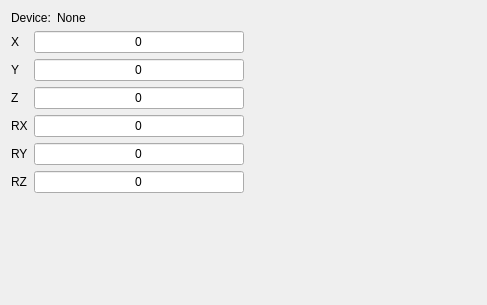
chgans/qextmouse3d, file util/mouse3dtest/mousedetails.ui: the form before one commit.
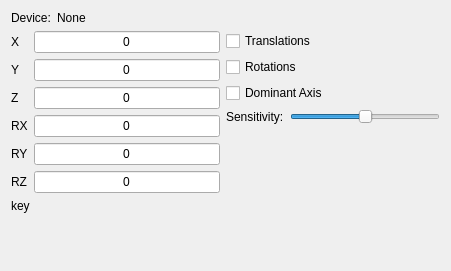
The form after the commit.

Patch:
```diff
--- a/util/mouse3dtest/mousedetails.ui
+++ b/util/mouse3dtest/mousedetails.ui
@@ -6,14 +6,14 @@
    <rect>
     <x>0</x>
     <y>0</y>
-    <width>487</width>
-    <height>305</height>
+    <width>451</width>
+    <height>271</height>
    </rect>
   </property>
   <property name="windowTitle">
    <string>3D Mouse Tester</string>
   </property>
-  <layout class="QVBoxLayout" name="verticalLayout">
+  <layout class="QVBoxLayout" name="verticalLayout_2">
    <item>
     <layout class="QHBoxLayout" name="horizontalLayout">
      <item>
@@ -39,7 +39,7 @@
     </layout>
    </item>
    <item>
-    <layout class="QHBoxLayout" name="horizontalLayout_2">
+    <layout class="QHBoxLayout" name="horizontalLayout_3">
      <item>
       <layout class="QFormLayout" name="formLayout">
        <item row="0" column="0">
@@ -165,24 +165,79 @@
       </layout>
      </item>
      <item>
-      <spacer name="horizontalSpacer">
-       <property name="orientation">
-        <enum>Qt::Horizontal</enum>
-       </property>
-       <property name="sizeHint" stdset="0">
-        <size>
-         <width>40</width>
-         <height>20</height>
-        </size>
-       </property>
-      </spacer>
+      <layout class="QVBoxLayout" name="verticalLayout">
+       <item>
+        <widget class="QCheckBox" name="translations">
+         <property name="text">
+          <string>Translations</string>
+         </property>
+        </widget>
+       </item>
+       <item>
+        <widget class="QCheckBox" name="rotations">
+         <property name="text">
+          <string>Rotations</string>
+         </property>
+        </widget>
+       </item>
+       <item>
+        <widget class="QCheckBox" name="dominantAxis">
+         <property name="text">
+          <string>Dominant Axis</string>
+         </property>
+        </widget>
+       </item>
+       <item>
+        <layout class="QHBoxLayout" name="horizontalLayout_2">
+         <item>
+          <widget class="QLabel" name="label_8">
+           <property name="text">
+            <string>Sensitivity:</string>
+           </property>
+          </widget>
+         </item>
+         <item>
+          <widget class="QSlider" name="sensitivity">
+           <property name="minimumSize">
+            <size>
+             <width>150</width>
+             <height>0</height>
+            </size>
+           </property>
+           <property name="maximum">
+            <number>120</number>
+           </property>
+           <property name="value">
+            <number>60</number>
+           </property>
+           <property name="orientation">
+            <enum>Qt::Horizontal</enum>
+           </property>
+          </widget>
+         </item>
+        </layout>
+       </item>
+       <item>
+        <spacer name="verticalSpacer_2">
+         <property name="orientation">
+          <enum>Qt::Vertical</enum>
+         </property>
+         <property name="sizeHint" stdset="0">
+          <size>
+           <width>20</width>
+           <height>40</height>
+          </size>
+         </property>
+        </spacer>
+       </item>
+      </layout>
      </item>
     </layout>
    </item>
    <item>
     <widget class="QLabel" name="key">
      <property name="text">
-      <string/>
+      <string>key</string>
      </property>
     </widget>
    </item>
```
